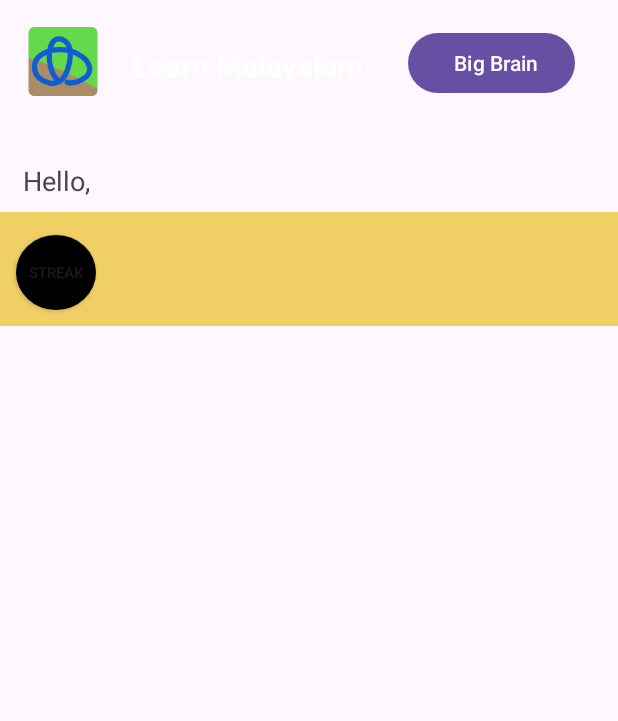
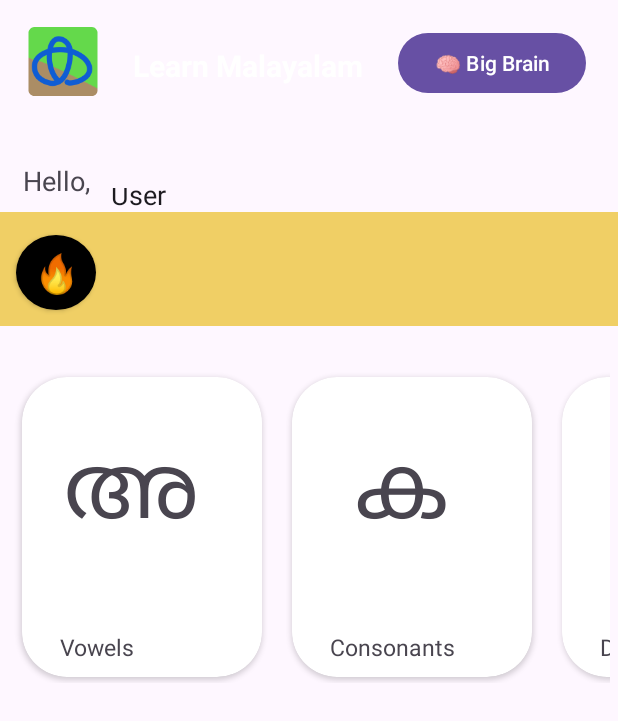
Before and after one commit to 1102Aryan/LearnMalayalam, an Android app: the screen it shows after launch (MainActivity), on a phone screen of 412 x 824 dp. Shown: the top 721 px of the screen. Run offline under Robolectric (Android 15) with nearby library versions, the light colour scheme and no system bars.

Commit message:
added options

```diff
--- a/app/src/main/AndroidManifest.xml
+++ b/app/src/main/AndroidManifest.xml
@@ -12,6 +12,9 @@
         android:supportsRtl="true"
         android:theme="@style/Theme.LearnMalayalam"
         tools:targetApi="31">
+        <activity
+            android:name=".Vowel_level"
+            android:exported="false" />
         <activity
             android:name=".SplashScreen"
             android:exported="true" />
--- /dev/null
+++ b/app/src/main/java/com/example/learnmalayalam/HelperClass/HomeAdapter/FeaturedAdapter.java
@@ -0,0 +1,53 @@
+package com.example.learnmalayalam.HelperClass.HomeAdapter;
+
+import android.view.LayoutInflater;
+import android.view.View;
+import android.view.ViewGroup;
+import android.widget.TextView;
+
+import androidx.annotation.NonNull;
+import androidx.recyclerview.widget.RecyclerView;
+
+import com.example.learnmalayalam.R;
+
+import java.lang.reflect.Array;
+import java.util.ArrayList;
+
+public class FeaturedAdapter extends RecyclerView.Adapter<FeaturedAdapter.GameViewHolder> {
+    ArrayList<GameClass> featuredLocations;
+
+    public FeaturedAdapter(ArrayList<GameClass> featuredLocations) {
+        this.featuredLocations = featuredLocations;
+    }
+
+    @NonNull
+    @Override
+    public GameViewHolder onCreateViewHolder(@NonNull ViewGroup parent, int viewType) {
+        View view = LayoutInflater.from(parent.getContext()).inflate(R.layout.feature_game, parent, false);
+        GameViewHolder gameViewHolder = new GameViewHolder(view);
+        return gameViewHolder;
+    }
+
+    @Override
+    public void onBindViewHolder(@NonNull GameViewHolder holder, int position) {
+        GameClass gameClass = featuredLocations.get(position);
+
+        holder.malayalam.setText(gameClass.getMalayalam());
+        holder.title.setText(gameClass.getTitle());
+    }
+
+    @Override
+    public int getItemCount() {
+        return featuredLocations.size();
+    }
+
+    public static class GameViewHolder extends RecyclerView.ViewHolder{
+        TextView title, malayalam;
+        public GameViewHolder(@NonNull View itemView) {
+            super(itemView);
+
+            title = itemView.findViewById(R.id.game_text);
+            malayalam = itemView.findViewById(R.id.vowel_text);
+        }
+    }
+}
--- /dev/null
+++ b/app/src/main/java/com/example/learnmalayalam/HelperClass/HomeAdapter/GameClass.java
@@ -0,0 +1,18 @@
+package com.example.learnmalayalam.HelperClass.HomeAdapter;
+
+public class GameClass {
+    String title, malayalam;
+
+    public GameClass(String title, String malayalam) {
+        this.title = title;
+        this.malayalam = malayalam;
+
+    }
+
+    public  String getMalayalam(){
+        return malayalam;
+    }
+    public String getTitle() {
+        return title;
+    }
+}
--- a/app/src/main/java/com/example/learnmalayalam/MainActivity.java
+++ b/app/src/main/java/com/example/learnmalayalam/MainActivity.java
@@ -1,21 +1,55 @@
 package com.example.learnmalayalam;
 
 import androidx.appcompat.app.AppCompatActivity;
+import androidx.recyclerview.widget.LinearLayoutManager;
+import androidx.recyclerview.widget.RecyclerView;
 
 import android.content.Intent;
 import android.os.Bundle;
 import android.view.View;
 
+import com.example.learnmalayalam.HelperClass.HomeAdapter.FeaturedAdapter;
+import com.example.learnmalayalam.HelperClass.HomeAdapter.GameClass;
+
+import java.util.ArrayList;
+
 public class MainActivity extends AppCompatActivity {
 
+    RecyclerView featureRecycler;
+    RecyclerView.Adapter adapter;
     @Override
     protected void onCreate(Bundle savedInstanceState) {
         super.onCreate(savedInstanceState);
         setContentView(R.layout.activity_main);
+
+        featureRecycler = findViewById(R.id.game);
+
+        featureRecycler();
+    }
+
+    private void featureRecycler() {
+
+        featureRecycler.setHasFixedSize(true);
+        featureRecycler.setLayoutManager(new LinearLayoutManager(this, LinearLayoutManager.HORIZONTAL, false));
+
+        ArrayList<GameClass> featuredLocations = new ArrayList<>();
+        featuredLocations.add(new GameClass("Vowels", "അ"));
+        featuredLocations.add(new GameClass("Consonants", "ക"));
+        featuredLocations.add(new GameClass("Dependent Vowels", " ി"));
+
+        adapter = new FeaturedAdapter(featuredLocations);
+        featureRecycler.setAdapter(adapter);
+
     }
 
     public void bigBrainPage(View view){
         Intent intent = new Intent (this, bigBrainPage.class);
         startActivity(intent);
     }
+
+
+
+
+
+
 }
--- a/app/src/main/res/drawable/finalprize.xml
+++ b/app/src/main/res/drawable/finalprize.xml
@@ -3,6 +3,8 @@
     android:shape="rectangle">
     <gradient android:startColor="@color/black" android:endColor="#bd4f6c" android:angle="10"/>
     <size android:width="50dp" android:height="100dp"/>
+    <corners android:radius="10dp" />
+
 
 
 </shape>
--- a/app/src/main/res/drawable/nextprize.xml
+++ b/app/src/main/res/drawable/nextprize.xml
@@ -3,6 +3,7 @@
     android:shape="rectangle">
     <gradient android:startColor="@color/black" android:endColor="#d7816a" android:angle="10"/>
     <size android:width="50dp" android:height="100dp"/>
+    <corners android:radius="10dp"/>
 
 
 </shape>
--- a/app/src/main/res/drawable/prizes.xml
+++ b/app/src/main/res/drawable/prizes.xml
@@ -3,6 +3,7 @@
     android:shape="rectangle">
     <gradient android:startColor="@color/black" android:endColor="#93b5c6" android:angle="10"/>
     <size android:width="50dp" android:height="100dp"/>
+    <corners android:radius="10dp"/>
 
 
 </shape>
--- /dev/null
+++ b/app/src/main/res/drawable/round_logo.xml
@@ -0,0 +1,10 @@
+<?xml version="1.0" encoding="utf-8"?>
+<shape xmlns:android="http://schemas.android.com/apk/res/android"
+    android:shape="rectangle" >
+
+    <corners android:radius="10dp" />
+
+
+
+
+</shape>
--- a/app/src/main/res/layout/activity_big_brain_page.xml
+++ b/app/src/main/res/layout/activity_big_brain_page.xml
@@ -5,6 +5,15 @@
     android:layout_width="match_parent"
     android:layout_height="match_parent"
     tools:context=".bigBrainPage">
+
+    <TextView
+        android:layout_width="wrap_content"
+        android:layout_height="wrap_content"
+        android:text="🧠"
+        android:textSize="50dp"
+        android:layout_marginTop="50dp"
+        android:layout_marginLeft="30dp"/>
+
 
     <TextView
         android:layout_width="wrap_content"
@@ -35,7 +44,7 @@
         android:layout_marginLeft="5dp"
         android:layout_marginTop="180dp"
         android:background="@drawable/prizes"
-        android:text="Watch Video" />
+        android:text="Watch Video"/>
 
     <androidx.appcompat.widget.AppCompatButton
         android:layout_width="115dp"
--- a/app/src/main/res/layout/activity_main.xml
+++ b/app/src/main/res/layout/activity_main.xml
@@ -28,7 +28,7 @@
         android:layout_height="wrap_content"
         android:onClick="bigBrainPage"
         android:shadowColor="@color/black"
-        android:text="  Big Brain"
+        android:text="🧠 Big Brain"
         app:layout_constraintBottom_toBottomOf="parent"
         app:layout_constraintEnd_toEndOf="parent"
         app:layout_constraintHorizontal_bias="0.517"
@@ -46,6 +46,7 @@
         app:layout_constraintHorizontal_bias="0.363"
         app:layout_constraintStart_toStartOf="parent"
         app:layout_constraintTop_toTopOf="parent"
+
         app:layout_constraintVertical_bias="0.023"
         app:srcCompat="@mipmap/learnmalayalamlogo" />
 
@@ -61,6 +62,18 @@
         app:layout_constraintHorizontal_bias="0.042"
         app:layout_constraintStart_toStartOf="parent"
         app:layout_constraintTop_toBottomOf="@+id/imageView" />
+
+    <EditText
+        android:layout_width="250dp"
+        android:layout_height="37dp"
+        android:layout_marginStart="5dp"
+        android:text="User"
+        app:layout_constraintBottom_toBottomOf="parent"
+        app:layout_constraintEnd_toEndOf="parent"
+        app:layout_constraintHorizontal_bias="0.0"
+        app:layout_constraintStart_toEndOf="@+id/welcome"
+        app:layout_constraintTop_toTopOf="parent"
+        app:layout_constraintVertical_bias="0.147" />
 
     <ImageView
         android:id="@+id/imageView2"
@@ -79,8 +92,8 @@
         android:layout_height="50dp"
         android:layout_marginTop="24dp"
         android:background="@drawable/round"
-        android:text="Streak"
-        android:textSize="10dp"
+        android:text="🔥"
+        android:textSize="25sp"
         android:textAlignment="center"
         app:layout_constraintEnd_toEndOf="parent"
         app:layout_constraintHorizontal_bias="0.03"
@@ -91,6 +104,7 @@
         android:layout_width="402dp"
         android:layout_height="214dp"
         android:layout_marginTop="24dp"
+        android:id="@+id/game"
         app:layout_constraintEnd_toEndOf="parent"
         app:layout_constraintHorizontal_bias="0.444"
         app:layout_constraintStart_toStartOf="parent"
--- /dev/null
+++ b/app/src/main/res/layout/activity_vowel_level.xml
@@ -0,0 +1,9 @@
+<?xml version="1.0" encoding="utf-8"?>
+<androidx.constraintlayout.widget.ConstraintLayout xmlns:android="http://schemas.android.com/apk/res/android"
+    xmlns:app="http://schemas.android.com/apk/res-auto"
+    xmlns:tools="http://schemas.android.com/tools"
+    android:layout_width="match_parent"
+    android:layout_height="match_parent"
+    tools:context=".Vowel_level">
+
+</androidx.constraintlayout.widget.ConstraintLayout>
--- /dev/null
+++ b/app/src/main/res/layout/feature_game.xml
@@ -0,0 +1,42 @@
+<?xml version="1.0" encoding="utf-8"?>
+<androidx.cardview.widget.CardView xmlns:android="http://schemas.android.com/apk/res/android"
+    android:layout_width="160dp"
+    android:layout_height="200dp"
+    xmlns:app="http://schemas.android.com/apk/res-auto"
+    app:cardCornerRadius="30dp"
+    app:cardElevation="2dp"
+    android:layout_margin="10dp"
+    android:background="#dbf4a7">
+
+    <LinearLayout
+        android:layout_width="match_parent"
+        android:layout_height="match_parent"
+        android:padding="10dp"
+        android:orientation="vertical">
+
+        <TextView
+            android:id="@+id/vowel_text"
+            android:layout_width="126dp"
+            android:layout_height="99dp"
+            android:text="അ"
+            android:layout_marginTop="20dp"
+            android:textSize="60sp"
+            android:textAlignment="center"/>
+
+        <TextView
+            android:id="@+id/game_text"
+            android:layout_width="wrap_content"
+            android:layout_height="44dp"
+            android:layout_marginLeft="15dp"
+            android:layout_marginRight="10dp"
+            android:layout_marginTop="40dp"
+            android:text="Consonant"
+            android:textSize="15sp" />
+
+
+
+
+
+    </LinearLayout>
+
+</androidx.cardview.widget.CardView>
```
